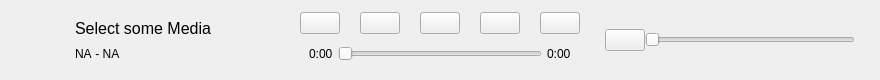
The window that src/frontend/controls.ui (MilanJzo/eda-mp3) describes before a commit, drawn with Qt 5.
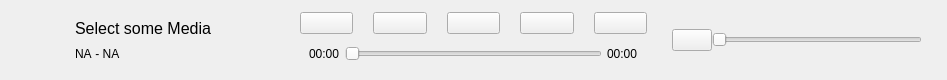
The same window after the commit. Icons and pictures are not drawn.

Commit message: fixed time labels

Patch:
```diff
--- a/src/frontend/controls.ui
+++ b/src/frontend/controls.ui
@@ -6,7 +6,7 @@
    <rect>
     <x>0</x>
     <y>0</y>
-    <width>862</width>
+    <width>947</width>
     <height>80</height>
    </rect>
   </property>
@@ -328,7 +328,7 @@
                  </sizepolicy>
                 </property>
                 <property name="text">
-                 <string>0:00</string>
+                 <string>00:00</string>
                 </property>
                </widget>
               </item>
@@ -357,7 +357,7 @@
                  </sizepolicy>
                 </property>
                 <property name="text">
-                 <string>0:00</string>
+                 <string>00:00</string>
                 </property>
                </widget>
               </item>
```
